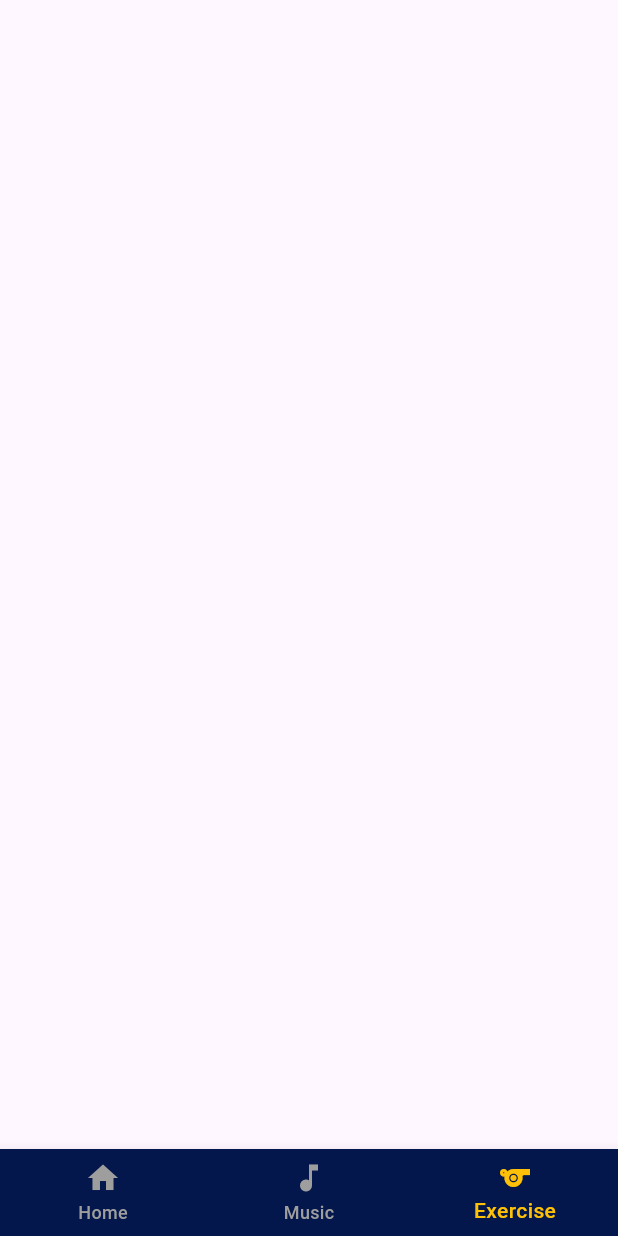
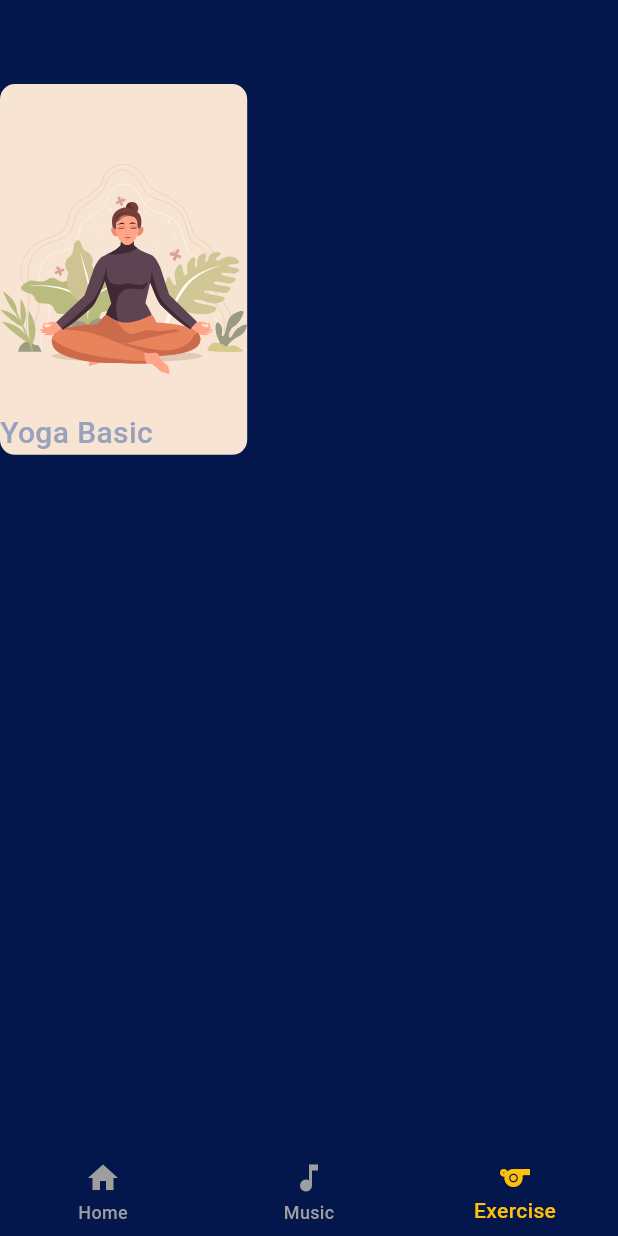
Before and after one commit to jamesii-b/zenminds, a Flutter app: the screen it shows after launch, item 3 of the bottom bar chosen, on a phone screen of 412 x 824 dp. Run offline on Flutter 3.47's test engine with Material 3 defaults, Android fonts, the light colour scheme and no system bars; our stand-ins replace audio_video_progress_bar, flutter_svg, just_audio, rxdart.

Commit message:
Chore: added descriptive exercise page

```diff
--- a/lib/main.dart
+++ b/lib/main.dart
@@ -2,7 +2,7 @@
 import 'package:zenminds/providers/selection.dart';
 import 'package:zenminds/viewmodel/music_view_model.dart';
 import 'package:zenminds/views/components/bottom_nav_bar.dart';
-import 'package:zenminds/views/pages/exercise/exercise.dart';
+import 'package:zenminds/views/pages/exercise/exercise_list_page.dart';
 import 'package:zenminds/views/pages/music/music_list_page.dart';
 import 'package:zenminds/views/pages/home/home.dart';
 import 'package:provider/provider.dart';
@@ -25,7 +25,7 @@
   static const List<Widget> _screens = <Widget>[
     HomePage(),
     MusicListPage(),
-    ExercisePage()
+    ExerciseListPage()
   ];
 
   void _onItemTapped(int index) {
--- a/lib/models/exercise_model.dart
+++ b/lib/models/exercise_model.dart
@@ -2,7 +2,7 @@ import 'package:flutter/material.dart';
 import 'package:flutter_svg/flutter_svg.dart';
 
 class ExerciseParent {
-  Image thumbnail;
+  Widget thumbnail;
   String title;
   String description;
   List<ExerciseModel> exerciseList;
--- a/lib/viewmodel/exercise_view_model.dart
+++ b/lib/viewmodel/exercise_view_model.dart
@@ -4,12 +4,14 @@ import 'package:zenminds/models/exercise_model.dart';
 
 class ExerciseViewModel extends ChangeNotifier {
   ExerciseParent yoga_basic = ExerciseParent(
-      thumbnail: Image.asset("asssets/images/yoga-basic/thumbnal"),
+      thumbnail: SvgPicture.asset(
+        "assets/images/yoga-basic/thumbnail.svg",
+      ),
       title: "Yoga Basic",
       description: "Yoga Basic for beginners",
       exerciseList: [
         ExerciseModel(
-            image: SvgPicture.asset("asssets/images/yoga-basic/1.svg"),
+            image: SvgPicture.asset("assets/images/yoga-basic/1.svg"),
             time: "10 min",
             title: "Yoga Basic 1"),
         ExerciseModel(
@@ -39,12 +41,12 @@ class ExerciseViewModel extends ChangeNotifier {
       ]);
 
   ExerciseParent yoga_advance = ExerciseParent(
-      thumbnail: Image.asset("asssets/images/yoga-advance/thumbnail"),
+      thumbnail: Image.asset("assets/images/yoga-advance/thumbnail"),
       title: "Yoga Advance",
       description: "Yoga Advance for experts",
       exerciseList: [
         ExerciseModel(
-            image: SvgPicture.asset("asssets/images/yoga-advance/1.svg"),
+            image: SvgPicture.asset("assets/images/yoga-advance/1.svg"),
             time: "10 min",
             title: "Yoga Advance 1"),
         ExerciseModel(
@@ -73,6 +75,6 @@ class ExerciseViewModel extends ChangeNotifier {
             title: "Yoga Advance 7"),
       ]);
 
-      get yogaBasic => yoga_basic;
-      get yogaAdvance => yoga_advance;
+  get yogaBasic => yoga_basic;
+  get yogaAdvance => yoga_advance;
 }
--- /dev/null
+++ b/lib/views/pages/exercise/exercise_list_page.dart
@@ -0,0 +1,57 @@
+import 'package:flutter/material.dart';
+import 'package:zenminds/const/colors.dart';
+import 'package:zenminds/models/exercise_model.dart';
+import 'package:zenminds/viewmodel/exercise_view_model.dart';
+import 'package:zenminds/views/pages/exercise/screens/exercise_description_page.dart';
+
+class ExerciseListPage extends StatelessWidget {
+  const ExerciseListPage({Key? key});
+
+  @override
+  Widget build(BuildContext context) {
+    return Scaffold(
+      backgroundColor: AppColors.primaryBackground,
+      appBar: AppBar(
+        backgroundColor: AppColors.primaryBackground,
+        title: const Text(''),
+      ),
+      body: GestureDetector(
+        onTap: () {
+          Navigator.push(
+            context,
+            MaterialPageRoute(
+              builder: (context) => ExerciseDescriptionPage(
+                category: ExerciseViewModel().yogaBasic,
+              ),
+            ),
+          );
+        },
+        child: Container(
+          width: MediaQuery.of(context).size.width * 0.4,
+          height: MediaQuery.of(context).size.height * 0.3,
+          decoration: BoxDecoration(
+            color: Color(0xffF7E4D2),
+            borderRadius: BorderRadius.circular(10),
+          ),
+          child: Stack(
+            children: [
+              Positioned(
+                bottom: 0,
+                child: Align(
+                  alignment: Alignment.bottomCenter,
+                  child: Text(
+                    ExerciseViewModel().yogaBasic.title,
+                    style: const TextStyle(
+                        color: AppColors.secondaryTextColor, fontSize: 20),
+                  ),
+                ),
+              ),
+              ExerciseViewModel().yogaBasic.thumbnail,
+              // Text(ExerciseViewModel().yogaBasic.description),
+            ],
+          ),
+        ),
+      ),
+    );
+  }
+}
--- a/pubspec.yaml
+++ b/pubspec.yaml
@@ -40,6 +40,7 @@ dependencies:
   audio_session: ^0.1.18
   audio_video_progress_bar: ^2.0.1
   flutter_svg: ^2.0.9
+  numberpicker: ^2.1.2
 
 dev_dependencies:
   flutter_test:
@@ -68,6 +69,10 @@ flutter:
     - assets/
     - assets/images/
     - assets/audio/
+    - assets/images/yoga-advanced/
+    - assets/images/yoga-basic/
+    - assets/images/yoga-basic/thumbnail.svg
+    - assets/images/yoga-basic/thumbnail.svg
 
   # An image asset can refer to one or more resolution-specific "variants", see
   # https://flutter.dev/assets-and-images/#resolution-aware
```
Also changed, not shown: lib/views/pages/exercise/exercise.dart (deleted, +0 -17 lines), lib/views/pages/exercise/screens/exercise_description_page.dart (added, +39 -0 lines), lib/views/pages/exercise/screens/exercise_page.dart (added, +29 -0 lines), pubspec.lock.
